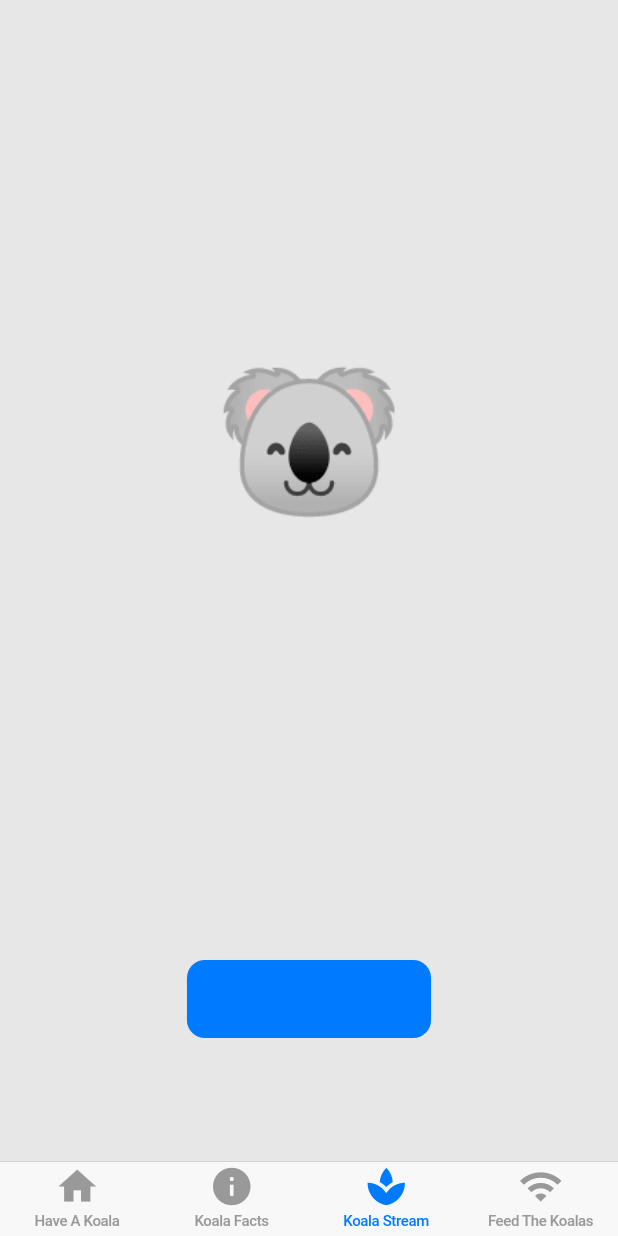
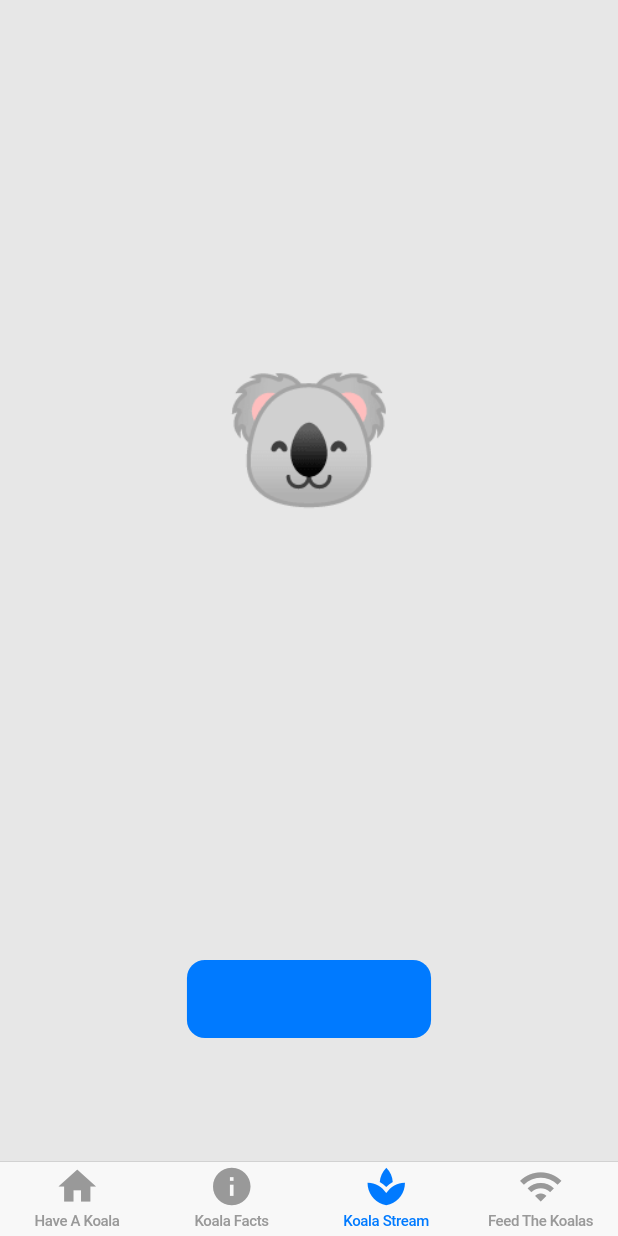
Before and after one commit to kwight/presi_futures_streams_flutter, a Flutter app: the screen it shows after launch, item 3 of the bottom bar chosen, on a phone screen of 412 x 824 dp. Run offline on Flutter 3.47's test engine with Material 2 defaults, Android fonts, the light colour scheme and no system bars; our stand-ins replace cloud_firestore; accounts and stored records are empty.

Commit message:
general clean up and layout

```diff
--- a/lib/koala.dart
+++ b/lib/koala.dart
@@ -11,7 +11,7 @@ class Koala extends StatelessWidget {
           child: snapshot.hasData
               ? Text(
                   snapshot.data,
-                  style: TextStyle(fontSize: 100),
+                  style: TextStyle(fontSize: 90),
                 )
               : CupertinoActivityIndicator(
                   radius: 15,
--- a/lib/koala_fact.dart
+++ b/lib/koala_fact.dart
@@ -37,7 +37,7 @@ class _KoalaFactState extends State<KoalaFact> {
             child: Center(
               child: Text(
                 '🐨',
-                style: TextStyle(fontSize: 100),
+                style: TextStyle(fontSize: 90),
               ),
             ),
           ),
--- a/lib/koala_feed.dart
+++ b/lib/koala_feed.dart
@@ -7,7 +7,7 @@ class KoalaFeed extends StatefulWidget {
 }
 
 class _KoalaFeedState extends State<KoalaFeed> {
-  double size = 100.0;
+  double size = 90.0;
   // final feeder = StreamController();
   final feeder = StreamController.broadcast();
 
@@ -67,7 +67,7 @@ class HungryKoala extends StatelessWidget {
   Widget builder(BuildContext context, AsyncSnapshot snapshot) {
     return AnimatedDefaultTextStyle(
         style: TextStyle(
-          fontSize: snapshot.hasData ? snapshot.data : 100.0,
+          fontSize: snapshot.hasData ? snapshot.data : 90.0,
         ),
         duration: Duration(seconds: 1),
         curve: Curves.elasticInOut,
```
Also changed, not shown: lib/data.dart (+4 -4 lines), lib/koala_firestore.dart (+14 -2 lines).
